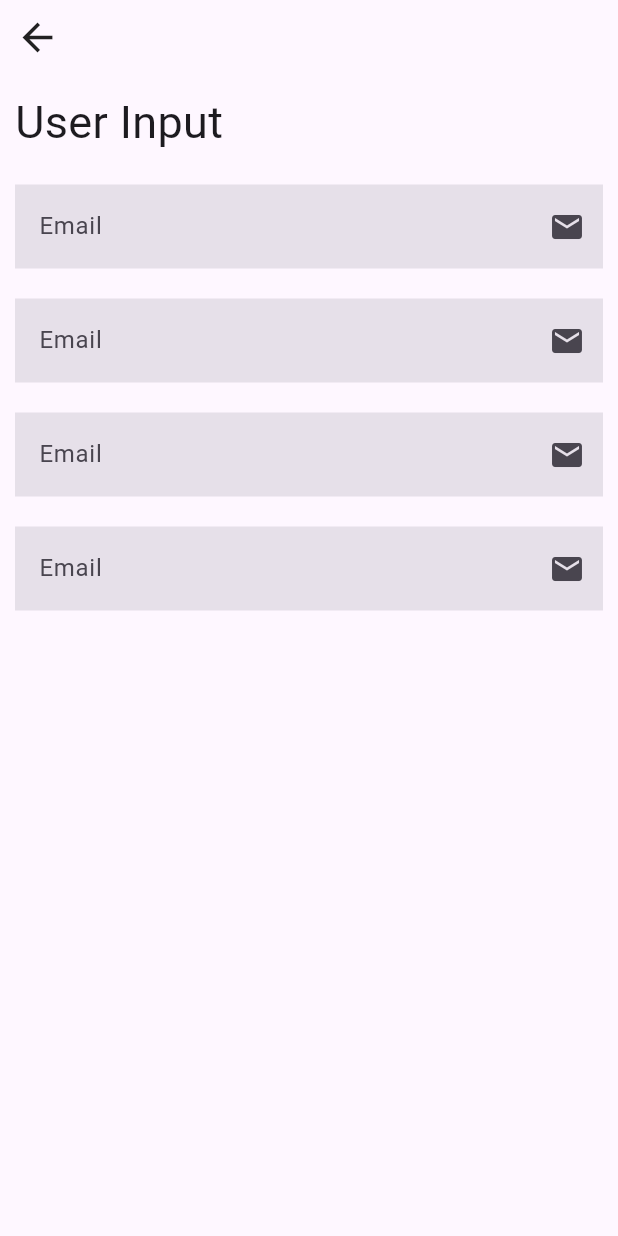
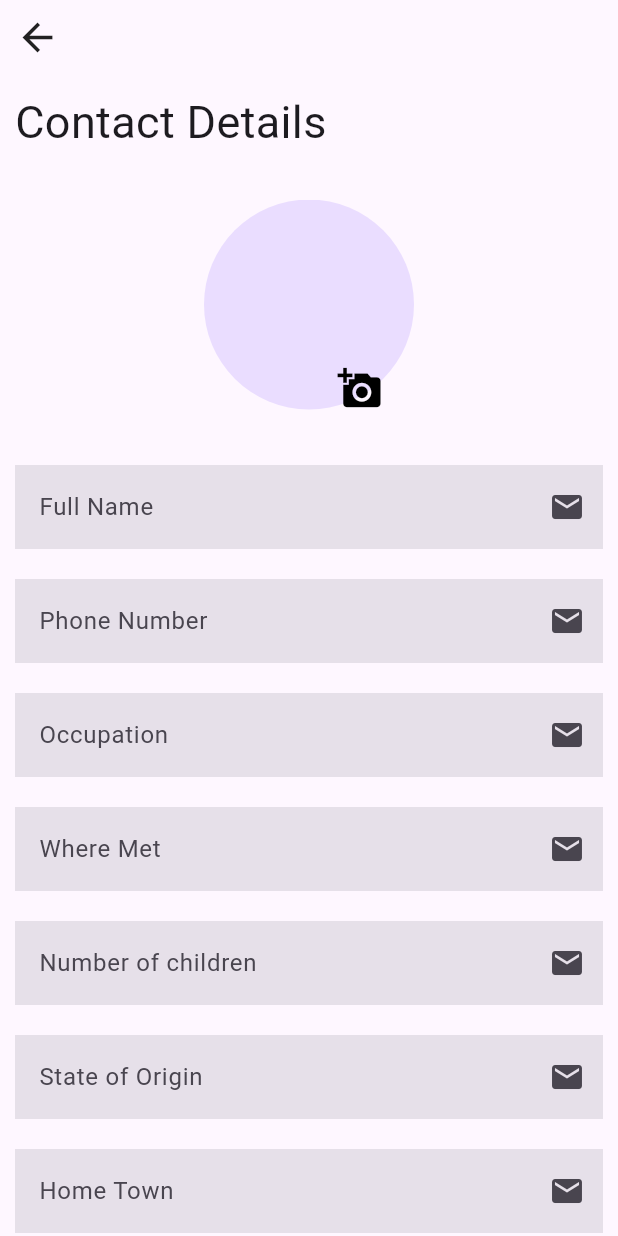
Before and after one commit to Daniellmm/https---github.com-Daniellmm-contactAPP, a Flutter app: the new_in screen opened directly, on a phone screen of 412 x 824 dp. Run offline on Flutter 3.47's test engine with Material 3 defaults, Android fonts, the phone set to English and light mode, and no system bars.

Commit message:
first work on contact page

```diff
--- a/lib/pages/new_contact.dart
+++ b/lib/pages/new_contact.dart
@@ -11,13 +11,12 @@ class new_in extends StatefulWidget {
 class _new_inState extends State<new_in> {
   @override
   Widget build(BuildContext context) {
-    return SafeArea(
-      child: Scaffold(
-        body: Padding(
+    return Scaffold(
+      body: SingleChildScrollView(
+        child: SafeArea(
+          child: Padding(
             padding: EdgeInsets.all(10),
             child: Container(
-            height: double.infinity,
-            width: double.infinity,
               child: Column(
                 crossAxisAlignment: CrossAxisAlignment.start,
                 children: [
@@ -39,23 +38,41 @@ class _new_inState extends State<new_in> {
                     height: 20,
                   ),
                   Text(
-                  'User Input',
+                    'Contact Details',
                     style: TextStyle(
                       fontSize: 30,
                     ),
                   ),
                   SizedBox(
-                  height: 20,
+                    height: 30,
                   ),
-
-
-
-                Form(child: Column(
+                  Center(
+                    child: Stack(
+                      children: [
+                        CircleAvatar(
+                          radius: 70,
+                        ),
+                        Positioned(
+                          child: IconButton(
+                            onPressed: () {},
+                            icon: Icon(Icons.add_a_photo,color: Colors.black, size: 30,),
+                          ),
+                          bottom: -10,
+                          left: 80,
+                        ),
+                      ],
+                    ),
+                  ),
+                  SizedBox(
+                    height: 37,
+                  ),
+                  Form(
+                      child: Column(
                     children: [
                       TextFormField(
                         decoration: InputDecoration(
-                          labelText: "Email",
-                          hintStyle:TextStyle(color: Colors.amber),
+                            labelText: "Full Name",
+                            hintStyle: TextStyle(color: Colors.amber),
                             suffixIcon: Icon(Icons.mail),
                             filled: true,
                             border: InputBorder.none),
@@ -66,7 +83,8 @@ class _new_inState extends State<new_in> {
                       ),
                       TextFormField(
                         decoration: InputDecoration(
-                          labelText: "Email",
+                            labelText: "Phone Number",
+                            hintStyle: TextStyle(color: Colors.amber),
                             suffixIcon: Icon(Icons.mail),
                             filled: true,
                             border: InputBorder.none),
@@ -77,7 +95,8 @@ class _new_inState extends State<new_in> {
                       ),
                       TextFormField(
                         decoration: InputDecoration(
-                          labelText: "Email",
+                            labelText: "Occupation",
+                            hintStyle: TextStyle(color: Colors.amber),
                             suffixIcon: Icon(Icons.mail),
                             filled: true,
                             border: InputBorder.none),
@@ -88,7 +107,113 @@ class _new_inState extends State<new_in> {
                       ),
                       TextFormField(
                         decoration: InputDecoration(
-                          labelText: "Email",
+                            labelText: "Where Met",
+                            suffixIcon: Icon(Icons.mail),
+                            filled: true,
+                            border: InputBorder.none),
+                        onChanged: (value) {},
+                      ),
+                      SizedBox(
+                        height: 20,
+                      ),
+                      TextFormField(
+                        decoration: InputDecoration(
+                            labelText: "Number of children",
+                            suffixIcon: Icon(Icons.mail),
+                            filled: true,
+                            border: InputBorder.none),
+                        onChanged: (value) {},
+                      ),
+                      SizedBox(
+                        height: 20,
+                      ),
+                      TextFormField(
+                        decoration: InputDecoration(
+                            labelText: "State of Origin",
+                            suffixIcon: Icon(Icons.mail),
+                            filled: true,
+                            border: InputBorder.none),
+                        onChanged: (value) {},
+                      ),
+                      SizedBox(
+                        height: 20,
+                      ),
+                      TextFormField(
+                        decoration: InputDecoration(
+                            labelText: "Home Town",
+                            hintStyle: TextStyle(color: Colors.amber),
+                            suffixIcon: Icon(Icons.mail),
+                            filled: true,
+                            border: InputBorder.none),
+                        onChanged: (value) {},
+                      ),
+                      SizedBox(
+                        height: 20,
+                      ),
+                      TextFormField(
+                        decoration: InputDecoration(
+                            labelText: "Residence",
+                            hintStyle: TextStyle(color: Colors.amber),
+                            suffixIcon: Icon(Icons.mail),
+                            filled: true,
+                            border: InputBorder.none),
+                        onChanged: (value) {},
+                      ),
+                      SizedBox(
+                        height: 20,
+                      ),
+                      TextFormField(
+                        decoration: InputDecoration(
+                            labelText: "Religion",
+                            hintStyle: TextStyle(color: Colors.amber),
+                            suffixIcon: Icon(Icons.mail),
+                            filled: true,
+                            border: InputBorder.none),
+                        onChanged: (value) {},
+                      ),
+                      SizedBox(
+                        height: 20,
+                      ),
+                      TextFormField(
+                        decoration: InputDecoration(
+                            labelText: "Denomination",
+                            hintStyle: TextStyle(color: Colors.amber),
+                            suffixIcon: Icon(Icons.mail),
+                            filled: true,
+                            border: InputBorder.none),
+                        onChanged: (value) {},
+                      ),
+                      SizedBox(
+                        height: 20,
+                      ),
+                      TextFormField(
+                        decoration: InputDecoration(
+                            labelText: "Place Of Work",
+                            hintStyle: TextStyle(color: Colors.amber),
+                            suffixIcon: Icon(Icons.mail),
+                            filled: true,
+                            border: InputBorder.none),
+                        onChanged: (value) {},
+                      ),
+                      SizedBox(
+                        height: 20,
+                      ),
+                      TextFormField(
+                        decoration: InputDecoration(
+                            labelText: "Language Spoken",
+                            hintStyle: TextStyle(color: Colors.amber),
+                            suffixIcon: Icon(Icons.mail),
+                            filled: true,
+                            border: InputBorder.none),
+                        onChanged: (value) {},
+                      ),
+                      SizedBox(
+                        height: 20,
+                      ),
+                      TextFormField(
+                        decoration: InputDecoration(
+                            labelText: "School Attended",
+                            hintStyle: TextStyle(color: Colors.amber),
                             suffixIcon: Icon(Icons.mail),
                             filled: true,
                             border: InputBorder.none),
@@ -99,8 +224,8 @@ class _new_inState extends State<new_in> {
                       ),
                     ],
                   ))
-
                 ],
+              ),
             ),
           ),
         ),
```
Lines whose indentation alone changed are shown as unchanged.
